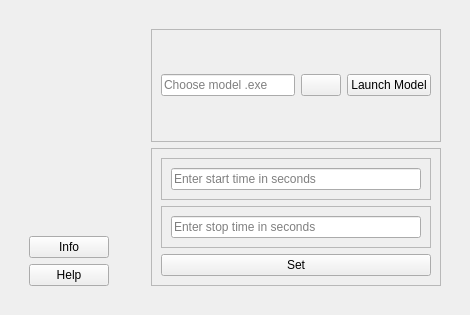
The window that form.ui (mtm-x/OpenModelica-GUI) describes before a commit, drawn with Qt 5.
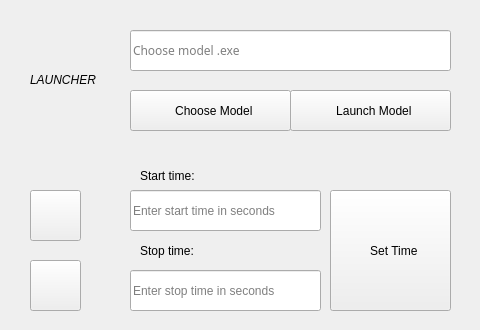
The same window after the commit. Icons and pictures are not drawn.

Commit message: Update resource files and GUI icons for improved user experience

Patch:
```diff
--- a/form.ui
+++ b/form.ui
@@ -6,177 +6,291 @@
    <rect>
     <x>0</x>
     <y>0</y>
-    <width>470</width>
-    <height>315</height>
+    <width>480</width>
+    <height>330</height>
    </rect>
   </property>
+  <property name="minimumSize">
+   <size>
+    <width>480</width>
+    <height>330</height>
+   </size>
+  </property>
+  <property name="maximumSize">
+   <size>
+    <width>480</width>
+    <height>330</height>
+   </size>
+  </property>
   <property name="windowTitle">
    <string>Widget</string>
   </property>
-  <layout class="QHBoxLayout" name="horizontalLayout">
-   <item>
-    <widget class="QWidget" name="leftmenu" native="true">
-     <layout class="QVBoxLayout" name="verticalLayout">
-      <item>
-       <spacer name="verticalSpacer">
-        <property name="orientation">
-         <enum>Qt::Orientation::Vertical</enum>
-        </property>
-        <property name="sizeHint" stdset="0">
-         <size>
-          <width>20</width>
-          <height>40</height>
-         </size>
-        </property>
-       </spacer>
-      </item>
-      <item alignment="Qt::AlignmentFlag::AlignLeft|Qt::AlignmentFlag::AlignTop">
-       <widget class="QWidget" name="widget" native="true">
-        <layout class="QVBoxLayout" name="verticalLayout_2"/>
-       </widget>
-      </item>
-      <item>
-       <widget class="QWidget" name="widget_2" native="true">
-        <layout class="QVBoxLayout" name="verticalLayout_3">
-         <item>
-          <widget class="QPushButton" name="info_but">
-           <property name="text">
-            <string>Info</string>
-           </property>
-          </widget>
-         </item>
-         <item>
-          <widget class="QPushButton" name="help_but">
-           <property name="text">
-            <string>Help</string>
-           </property>
-          </widget>
-         </item>
-        </layout>
-       </widget>
-      </item>
-     </layout>
-    </widget>
-   </item>
-   <item>
-    <widget class="QWidget" name="rightpanel" native="true">
-     <property name="sizePolicy">
-      <sizepolicy hsizetype="Expanding" vsizetype="Preferred">
-       <horstretch>0</horstretch>
-       <verstretch>0</verstretch>
-      </sizepolicy>
-     </property>
-     <layout class="QVBoxLayout" name="verticalLayout_4">
-      <item>
-       <widget class="QWidget" name="widget_5" native="true">
-        <property name="sizePolicy">
-         <sizepolicy hsizetype="Preferred" vsizetype="Expanding">
-          <horstretch>0</horstretch>
-          <verstretch>0</verstretch>
-         </sizepolicy>
-        </property>
-        <layout class="QVBoxLayout" name="verticalLayout_7">
-         <item>
-          <widget class="QFrame" name="frame">
-           <property name="frameShape">
-            <enum>QFrame::Shape::StyledPanel</enum>
-           </property>
-           <property name="frameShadow">
-            <enum>QFrame::Shadow::Raised</enum>
-           </property>
-           <layout class="QHBoxLayout" name="horizontalLayout_3">
-            <item>
-             <widget class="QLineEdit" name="main_search_line">
-              <property name="placeholderText">
-               <string>Choose model .exe</string>
-              </property>
-             </widget>
-            </item>
-            <item>
-             <widget class="QPushButton" name="folder_but">
-              <property name="text">
-               <string/>
-              </property>
-              <property name="icon">
-               <iconset resource="res.qrc">
-                <normaloff>:/icons/res/folder.png</normaloff>:/icons/res/folder.png</iconset>
-              </property>
-             </widget>
-            </item>
-            <item>
-             <widget class="QPushButton" name="launch_but">
-              <property name="text">
-               <string>Launch Model</string>
-              </property>
-             </widget>
-            </item>
-           </layout>
-          </widget>
-         </item>
-         <item>
-          <widget class="QFrame" name="frame_3">
-           <property name="frameShape">
-            <enum>QFrame::Shape::StyledPanel</enum>
-           </property>
-           <property name="frameShadow">
-            <enum>QFrame::Shadow::Raised</enum>
-           </property>
-           <layout class="QVBoxLayout" name="verticalLayout_8">
-            <item>
-             <widget class="QFrame" name="frame_4">
-              <property name="frameShape">
-               <enum>QFrame::Shape::StyledPanel</enum>
-              </property>
-              <property name="frameShadow">
-               <enum>QFrame::Shadow::Raised</enum>
-              </property>
-              <layout class="QHBoxLayout" name="horizontalLayout_5">
-               <item>
-                <widget class="QLineEdit" name="start_line">
-                 <property name="placeholderText">
-                  <string>Enter start time in seconds</string>
-                 </property>
-                </widget>
-               </item>
-              </layout>
-             </widget>
-            </item>
-            <item>
-             <widget class="QFrame" name="frame_2">
-              <property name="frameShape">
-               <enum>QFrame::Shape::StyledPanel</enum>
-              </property>
-              <property name="frameShadow">
-               <enum>QFrame::Shadow::Raised</enum>
-              </property>
-              <layout class="QHBoxLayout" name="horizontalLayout_4">
-               <item>
-                <widget class="QLineEdit" name="stop_line">
-                 <property name="placeholderText">
-                  <string>Enter stop time in seconds</string>
-                 </property>
-                </widget>
-               </item>
-              </layout>
-             </widget>
-            </item>
-            <item>
-             <widget class="QPushButton" name="set_but">
-              <property name="text">
-               <string>Set</string>
-              </property>
-             </widget>
-            </item>
-           </layout>
-          </widget>
-         </item>
-        </layout>
-       </widget>
-      </item>
-     </layout>
-    </widget>
-   </item>
-  </layout>
+  <widget class="QPushButton" name="help_but">
+   <property name="geometry">
+    <rect>
+     <x>30</x>
+     <y>190</y>
+     <width>51</width>
+     <height>51</height>
+    </rect>
+   </property>
+   <property name="text">
+    <string/>
+   </property>
+   <property name="icon">
+    <iconset resource="res.qrc">
+     <normaloff>:/icons/res/question.png</normaloff>:/icons/res/question.png</iconset>
+   </property>
+   <property name="iconSize">
+    <size>
+     <width>22</width>
+     <height>22</height>
+    </size>
+   </property>
+  </widget>
+  <widget class="QPushButton" name="info_but">
+   <property name="geometry">
+    <rect>
+     <x>30</x>
+     <y>260</y>
+     <width>51</width>
+     <height>51</height>
+    </rect>
+   </property>
+   <property name="toolTip">
+    <string>&lt;html&gt;&lt;head/&gt;&lt;body&gt;&lt;p&gt;Information&lt;/p&gt;&lt;/body&gt;&lt;/html&gt;</string>
+   </property>
+   <property name="whatsThis">
+    <string>&lt;html&gt;&lt;head/&gt;&lt;body&gt;&lt;p&gt;&lt;br/&gt;&lt;/p&gt;&lt;/body&gt;&lt;/html&gt;</string>
+   </property>
+   <property name="text">
+    <string/>
+   </property>
+   <property name="icon">
+    <iconset resource="res.qrc">
+     <normaloff>:/icons/res/info.png</normaloff>:/icons/res/info.png</iconset>
+   </property>
+   <property name="iconSize">
+    <size>
+     <width>21</width>
+     <height>21</height>
+    </size>
+   </property>
+  </widget>
+  <widget class="QLineEdit" name="main_search_line">
+   <property name="geometry">
+    <rect>
+     <x>130</x>
+     <y>30</y>
+     <width>321</width>
+     <height>41</height>
+    </rect>
+   </property>
+   <property name="font">
+    <font>
+     <family>Product Sans</family>
+     <pointsize>9</pointsize>
+     <italic>false</italic>
+     <bold>false</bold>
+     <kerning>true</kerning>
+    </font>
+   </property>
+   <property name="styleSheet">
+    <string notr="true">font: 9pt &quot;Product Sans&quot;;
+</string>
+   </property>
+   <property name="placeholderText">
+    <string>Choose model .exe</string>
+   </property>
+   <property name="clearButtonEnabled">
+    <bool>true</bool>
+   </property>
+  </widget>
+  <widget class="QPushButton" name="folder_but">
+   <property name="geometry">
+    <rect>
+     <x>130</x>
+     <y>90</y>
+     <width>161</width>
+     <height>41</height>
+    </rect>
+   </property>
+   <property name="styleSheet">
+    <string notr="true">font: 8pt &quot;Poppins&quot;;</string>
+   </property>
+   <property name="text">
+    <string>  Choose Model</string>
+   </property>
+   <property name="icon">
+    <iconset resource="res.qrc">
+     <normaloff>:/icons/res/folder (2).png</normaloff>:/icons/res/folder (2).png</iconset>
+   </property>
+   <property name="iconSize">
+    <size>
+     <width>24</width>
+     <height>24</height>
+    </size>
+   </property>
+  </widget>
+  <widget class="QPushButton" name="launch_but">
+   <property name="geometry">
+    <rect>
+     <x>290</x>
+     <y>90</y>
+     <width>161</width>
+     <height>41</height>
+    </rect>
+   </property>
+   <property name="styleSheet">
+    <string notr="true">font: 8pt &quot;Poppins&quot;;</string>
+   </property>
+   <property name="text">
+    <string>  Launch Model</string>
+   </property>
+   <property name="icon">
+    <iconset resource="res.qrc">
+     <normaloff>:/icons/res/rocket.png</normaloff>:/icons/res/rocket.png</iconset>
+   </property>
+   <property name="iconSize">
+    <size>
+     <width>22</width>
+     <height>22</height>
+    </size>
+   </property>
+  </widget>
+  <widget class="QLineEdit" name="start_line">
+   <property name="geometry">
+    <rect>
+     <x>130</x>
+     <y>190</y>
+     <width>191</width>
+     <height>41</height>
+    </rect>
+   </property>
+   <property name="styleSheet">
+    <string notr="true">font: 9pt &quot;Product Sans&quot;;</string>
+   </property>
+   <property name="text">
+    <string/>
+   </property>
+   <property name="placeholderText">
+    <string>Enter start time in seconds</string>
+   </property>
+   <property name="clearButtonEnabled">
+    <bool>true</bool>
+   </property>
+  </widget>
+  <widget class="QLineEdit" name="stop_line">
+   <property name="geometry">
+    <rect>
+     <x>130</x>
+     <y>270</y>
+     <width>191</width>
+     <height>41</height>
+    </rect>
+   </property>
+   <property name="toolTip">
+    <string>&lt;html&gt;&lt;head/&gt;&lt;body&gt;&lt;p&gt;hiii&lt;/p&gt;&lt;/body&gt;&lt;/html&gt;</string>
+   </property>
+   <property name="styleSheet">
+    <string notr="true">font: 9pt &quot;Product Sans&quot;;
+</string>
+   </property>
+   <property name="placeholderText">
+    <string>Enter stop time in seconds</string>
+   </property>
+   <property name="clearButtonEnabled">
+    <bool>true</bool>
+   </property>
+  </widget>
+  <widget class="QLabel" name="label">
+   <property name="geometry">
+    <rect>
+     <x>30</x>
+     <y>30</y>
+     <width>51</width>
+     <height>51</height>
+    </rect>
+   </property>
+   <property name="text">
+    <string/>
+   </property>
+   <property name="pixmap">
+    <pixmap resource="res.qrc">:/icons/res/openmodelica.png</pixmap>
+   </property>
+   <property name="scaledContents">
+    <bool>true</bool>
+   </property>
+  </widget>
+  <widget class="QLabel" name="label_2">
+   <property name="geometry">
+    <rect>
+     <x>30</x>
+     <y>70</y>
+     <width>81</width>
+     <height>21</height>
+    </rect>
+   </property>
+   <property name="styleSheet">
+    <string notr="true">
+font: 600 9pt &quot;Poppins&quot;;</string>
+   </property>
+   <property name="text">
+    <string>&lt;html&gt;&lt;head/&gt;&lt;body&gt;&lt;p&gt;&lt;span style=&quot; font-style:italic; color:#000000;&quot;&gt;LAUNCHER&lt;/span&gt;&lt;/p&gt;&lt;/body&gt;&lt;/html&gt;</string>
+   </property>
+  </widget>
+  <widget class="QLabel" name="label_3">
+   <property name="geometry">
+    <rect>
+     <x>140</x>
+     <y>165</y>
+     <width>81</width>
+     <height>21</height>
+    </rect>
+   </property>
+   <property name="styleSheet">
+    <string notr="true">font: 10pt &quot;Poppins&quot;;</string>
+   </property>
+   <property name="text">
+    <string>Start time:</string>
+   </property>
+  </widget>
+  <widget class="QLabel" name="label_4">
+   <property name="geometry">
+    <rect>
+     <x>140</x>
+     <y>240</y>
+     <width>81</width>
+     <height>21</height>
+    </rect>
+   </property>
+   <property name="styleSheet">
+    <string notr="true">font: 10pt &quot;Poppins&quot;;</string>
+   </property>
+   <property name="text">
+    <string>Stop time:</string>
+   </property>
+  </widget>
+  <widget class="QPushButton" name="set_but">
+   <property name="geometry">
+    <rect>
+     <x>330</x>
+     <y>190</y>
+     <width>121</width>
+     <height>121</height>
+    </rect>
+   </property>
+   <property name="styleSheet">
+    <string notr="true">font: 9pt &quot;Poppins&quot;;</string>
+   </property>
+   <property name="text">
+    <string>  Set Time</string>
+   </property>
+   <property name="icon">
+    <iconset resource="res.qrc">
+     <normaloff>:/icons/res/settings.png</normaloff>:/icons/res/settings.png</iconset>
+   </property>
+  </widget>
  </widget>
  <resources>
   <include location="res.qrc"/>
```
The commit also changes 17 other files.
